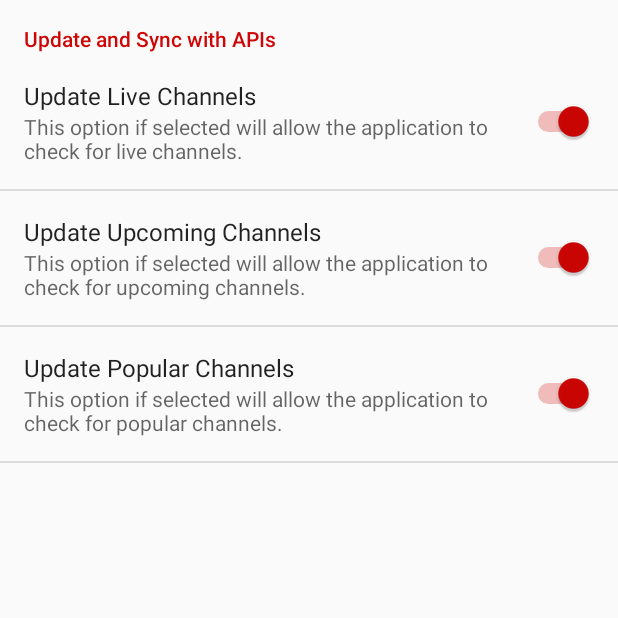
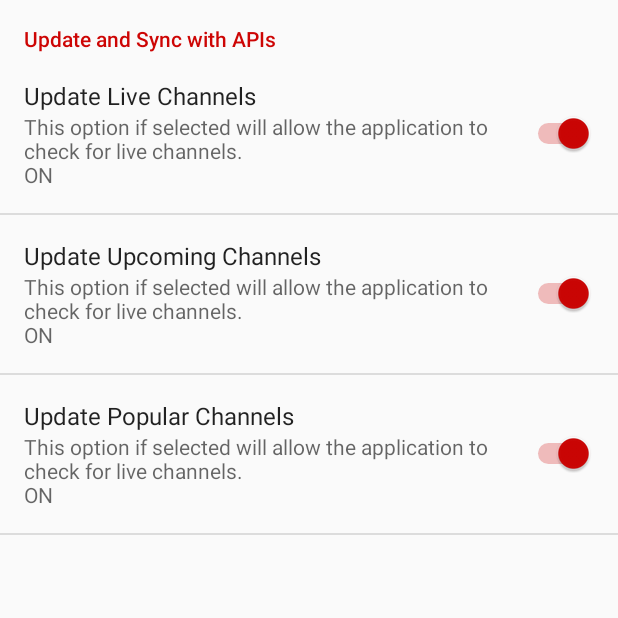
Before and after one commit to hanhdt/AndroidTVChannels, an Android app: the ChannelPreferencesActivity screen opened directly, with no data from a screen before it, on a phone screen of 412 x 824 dp, the top half of it. Run offline under Robolectric (Android 15) with nearby library versions, the phone set to English and light mode, and no system bars.

Commit message:
# Improve codes for release # Added preference descriptions

```diff
--- a/app/src/main/java/se/hanh/nimbl3channels/adapter/SwipeChannelCardAdapter.java
+++ b/app/src/main/java/se/hanh/nimbl3channels/adapter/SwipeChannelCardAdapter.java
@@ -2,9 +2,6 @@ package se.hanh.nimbl3channels.adapter;
 
 import android.app.Activity;
 import android.content.Context;
-import android.graphics.Color;
-import android.media.Image;
-import android.util.Log;
 import android.view.LayoutInflater;
 import android.view.View;
 import android.view.ViewGroup;
@@ -13,11 +10,7 @@ import android.widget.ImageView;
 import android.widget.RatingBar;
 import android.widget.TextView;
 
-import com.android.volley.toolbox.ImageLoader;
-import com.android.volley.toolbox.NetworkImageView;
 import com.squareup.picasso.Picasso;
-
-import org.w3c.dom.Text;
 
 import java.util.List;
 
@@ -139,13 +132,9 @@ public class SwipeChannelCardAdapter extends BaseAdapter {
                 || channelList.get(position).getTypeOfChannel() == 2
                 || channelList.get(position).getTypeOfChannel() == 3){
             mChannelType.setImageResource(android.R.color.holo_red_light);
-            Log.d(SwipeChannelCardAdapter.class.getSimpleName(), "Channel Status: "
-                    + channelList.get(position).getTypeOfChannel());
         }
         else{
             mChannelType.setImageResource(android.R.color.holo_green_dark);
-            Log.d(SwipeChannelCardAdapter.class.getSimpleName(), "Channel Status: "
-                    + channelList.get(position).getTypeOfChannel());
         }
         return convertView;
     }
--- a/app/src/main/res/values/strings.xml
+++ b/app/src/main/res/values/strings.xml
@@ -16,4 +16,13 @@
 
     <string name="preference_title">ZEEMI Settings</string>
     <string name="pref_update_category_title">Update and Sync with APIs</string>
+
+    <string name="switch_live_summary_text_on">This option if selected will allow the application to check for live channels.\nON</string>
+    <string name="switch_live_summary_text_off">This option if selected will allow the application to check for live channels.\nOFF</string>
+
+    <string name="switch_upcoming_summary_text_on">This option if selected will allow the application to check for live channels.\nON</string>
+    <string name="switch_upcoming_summary_text_off">This option if selected will allow the application to check for live channels.\nOFF</string>
+
+    <string name="switch_popular_summary_text_on">This option if selected will allow the application to check for live channels.\nON</string>
+    <string name="switch_popular_summary_text_off">This option if selected will allow the application to check for live channels.\nOFF</string>
 </resources>
--- a/app/src/main/res/xml/preferences.xml
+++ b/app/src/main/res/xml/preferences.xml
@@ -1,23 +1,29 @@
 <?xml version="1.0" encoding="utf-8"?>
 <PreferenceScreen xmlns:android="http://schemas.android.com/apk/res/android">
     <PreferenceCategory
-        android:title="@string/pref_update_category_title"
-        android:key="prefKeyUpdateSettings">
+        android:key="prefKeyUpdateSettings"
+        android:title="@string/pref_update_category_title">
 
-        <SwitchPreference android:title="Update Live Channels"
+        <SwitchPreference
             android:defaultValue="true"
-            android:summary="This option if selected will allow the application to check for live channels."
-            android:key="updateLiveChannels" />
+            android:key="updateLiveChannels"
+            android:summaryOff="@string/switch_live_summary_text_off"
+            android:summaryOn="@string/switch_live_summary_text_on"
+            android:title="Update Live Channels" />
 
-        <SwitchPreference android:title="Update Upcoming Channels"
+        <SwitchPreference
             android:defaultValue="true"
-            android:summary="This option if selected will allow the application to check for upcoming channels."
-            android:key="updateUpcomingChannels" />
+            android:key="updateUpcomingChannels"
+            android:summaryOff="@string/switch_upcoming_summary_text_off"
+            android:summaryOn="@string/switch_upcoming_summary_text_on"
+            android:title="Update Upcoming Channels" />
 
-        <SwitchPreference android:title="Update Popular Channels"
+        <SwitchPreference
             android:defaultValue="true"
-            android:summary="This option if selected will allow the application to check for popular channels."
-            android:key="updatePopularChannels" />
+            android:key="updatePopularChannels"
+            android:summaryOff="@string/switch_popular_summary_text_off"
+            android:summaryOn="@string/switch_popular_summary_text_on"
+            android:title="Update Popular Channels" />
 
     </PreferenceCategory>
 </PreferenceScreen>
```
